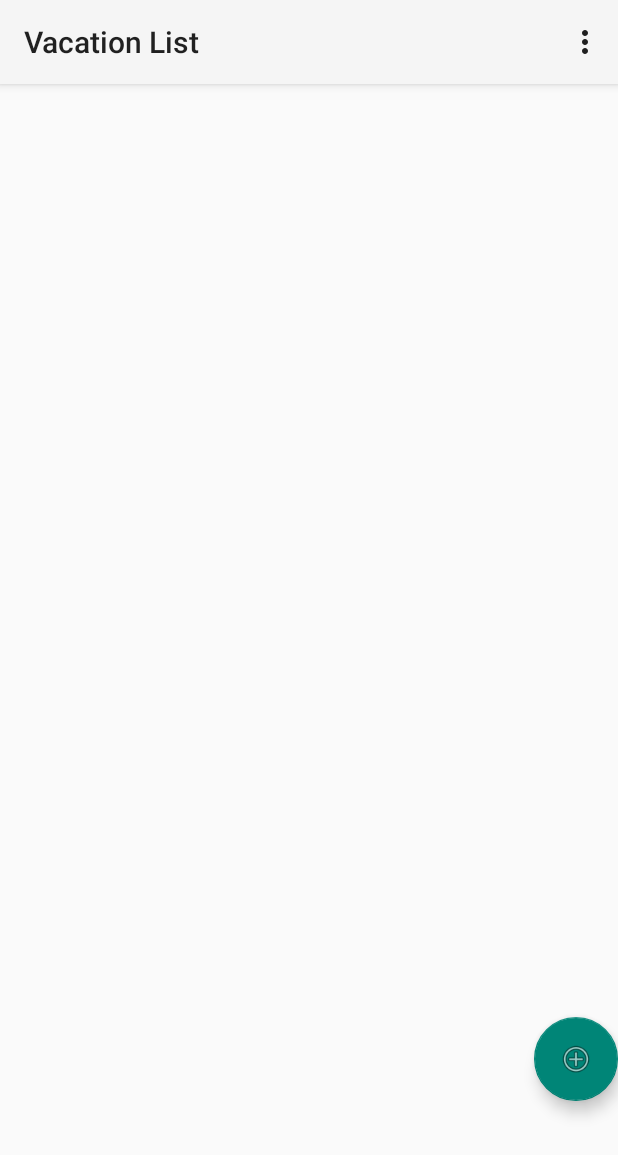
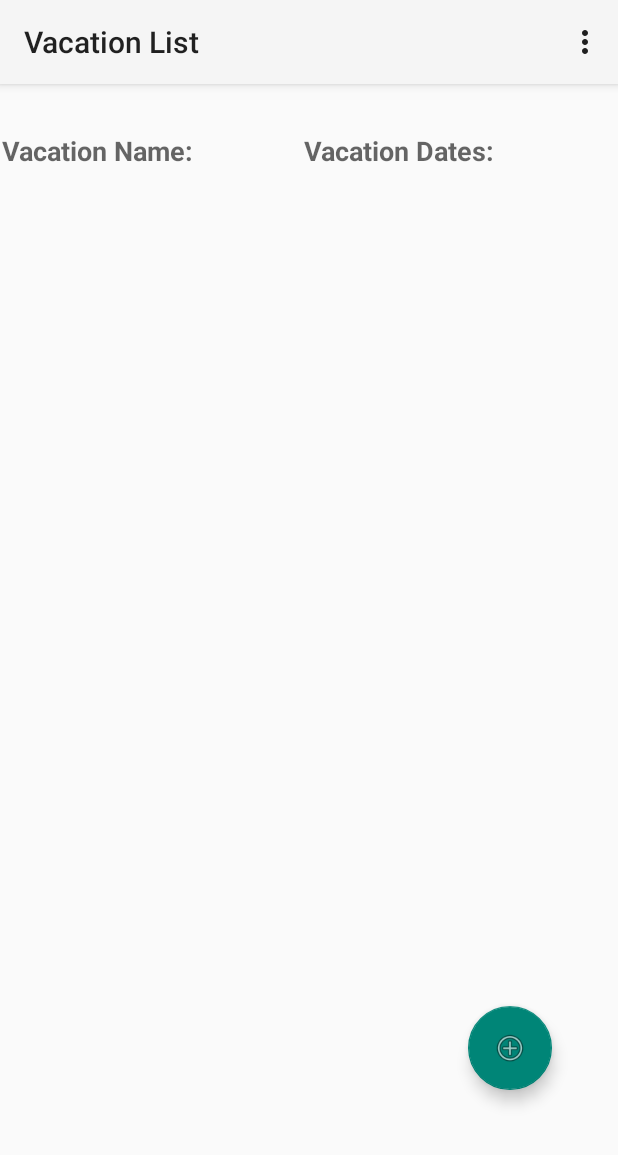
Before and after one commit to ChaseMorgan333/VacationPlanner2.0, an Android app: the VacationList screen opened directly, with no data from a screen before it, on a phone screen of 412 x 824 dp. Shown: the top 1155 px of the screen. Run offline under Robolectric (Android 15) with nearby library versions, the phone set to English and light mode, and no system bars; our stand-ins replace Room's generated code.

Commit message:
Vacation List UI has been modified to include the vacation start and end dates.

```diff
--- a/app/src/main/res/layout/activity_main.xml
+++ b/app/src/main/res/layout/activity_main.xml
@@ -9,7 +9,7 @@
 
 
     <TextView
-        android:id="@+id/vacationListTextView"
+        android:id="@+id/vacationNameTextView"
         android:layout_width="wrap_content"
         android:layout_height="wrap_content"
         android:layout_marginTop="116dp"
@@ -27,7 +27,7 @@
         app:layout_constraintBottom_toTopOf="@+id/button"
         app:layout_constraintEnd_toEndOf="parent"
         app:layout_constraintStart_toStartOf="parent"
-        app:layout_constraintTop_toBottomOf="@+id/vacationListTextView"
+        app:layout_constraintTop_toBottomOf="@+id/vacationNameTextView"
         app:srcCompat="@android:drawable/btn_star_big_on" />
 
     <Button
--- a/app/src/main/res/layout/activity_vacation_list.xml
+++ b/app/src/main/res/layout/activity_vacation_list.xml
@@ -11,19 +11,52 @@
         android:id="@+id/floatingActionButton"
         android:layout_width="wrap_content"
         android:layout_height="wrap_content"
+        android:layout_marginEnd="44dp"
         android:clickable="true"
         app:layout_constraintBottom_toBottomOf="parent"
         app:layout_constraintEnd_toEndOf="parent"
         app:layout_constraintTop_toBottomOf="@+id/recyclerView"
+        app:layout_constraintVertical_bias="0.508"
         app:srcCompat="@android:drawable/ic_menu_add" />
 
     <androidx.recyclerview.widget.RecyclerView
         android:id="@+id/recyclerView"
-        android:layout_width="409dp"
-        android:layout_height="500dp"
-        android:layout_marginTop="32dp"
+        android:layout_width="410dp"
+        android:layout_height="420dp"
+        app:layout_constraintBottom_toBottomOf="parent"
         app:layout_constraintEnd_toEndOf="parent"
-        app:layout_constraintHorizontal_bias="1.0"
+        app:layout_constraintHorizontal_bias="0.0"
         app:layout_constraintStart_toStartOf="parent"
-        app:layout_constraintTop_toTopOf="parent" />
+        app:layout_constraintTop_toTopOf="parent"
+        app:layout_constraintVertical_bias="0.271" />
+
+    <TextView
+        android:id="@+id/textView"
+        android:layout_width="wrap_content"
+        android:layout_height="wrap_content"
+        android:text="Vacation Name:"
+        android:textAppearance="@style/TextAppearance.AppCompat.Medium"
+        android:textStyle="bold"
+        app:layout_constraintBottom_toTopOf="@+id/recyclerView"
+        app:layout_constraintEnd_toEndOf="parent"
+        app:layout_constraintHorizontal_bias="0.005"
+        app:layout_constraintStart_toStartOf="parent"
+        app:layout_constraintTop_toTopOf="parent"
+        app:layout_constraintVertical_bias="0.461" />
+
+    <TextView
+        android:id="@+id/textView3"
+        android:layout_width="wrap_content"
+        android:layout_height="wrap_content"
+        android:layout_marginBottom="27dp"
+        android:text="Vacation Dates:"
+        android:textAppearance="@style/TextAppearance.AppCompat.Medium"
+        android:textStyle="bold"
+        app:layout_constraintBaseline_toBaselineOf="@id/textView"
+        app:layout_constraintBottom_toTopOf="@+id/recyclerView"
+        app:layout_constraintEnd_toEndOf="parent"
+        app:layout_constraintHorizontal_bias="0.472"
+        app:layout_constraintStart_toEndOf="@+id/textView"
+        app:layout_constraintTop_toTopOf="parent"
+        app:layout_constraintVertical_bias="1.0" />
 </androidx.constraintlayout.widget.ConstraintLayout>
```
Also changed, not shown: app/src/main/java/com/example/d308vacationplanner/UI/VacationAdapter.java (+14 -4 lines), app/src/main/res/layout/vacation_list_item.xml (+29 -3 lines).
